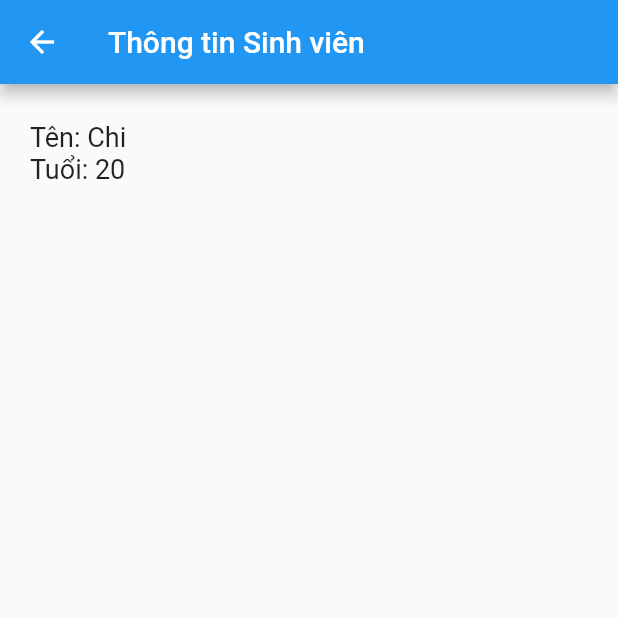
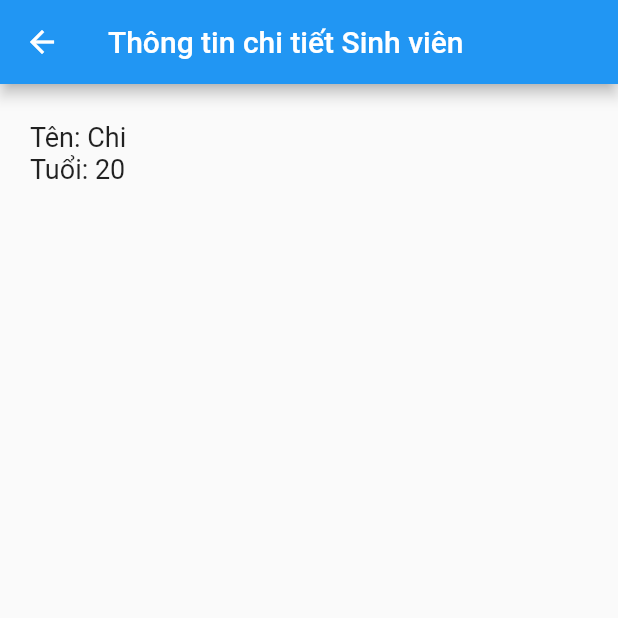
Before and after one commit to trthaochi123/btvn_buoi9, a Flutter app: the screen it shows after launch, after a tap on "Chi", on a phone screen of 412 x 824 dp, the top half of it. Run offline on Flutter 3.47's test engine with Material 2 defaults, Android fonts, the phone set to English and light mode, and no system bars.

Commit message:
fix text

```diff
--- a/lib/students_screen.dart
+++ b/lib/students_screen.dart
@@ -10,7 +10,7 @@ class StudentsScreen extends StatelessWidget {
   Widget build(BuildContext context) {
     return Scaffold(
       appBar: AppBar(
-        title: const Text("Thông tin Sinh viên"),
+        title: const Text("Thông tin chi tiết Sinh viên"),
       ),
       body: Container(
         margin: const EdgeInsets.only(top: 25, left: 20),
```
